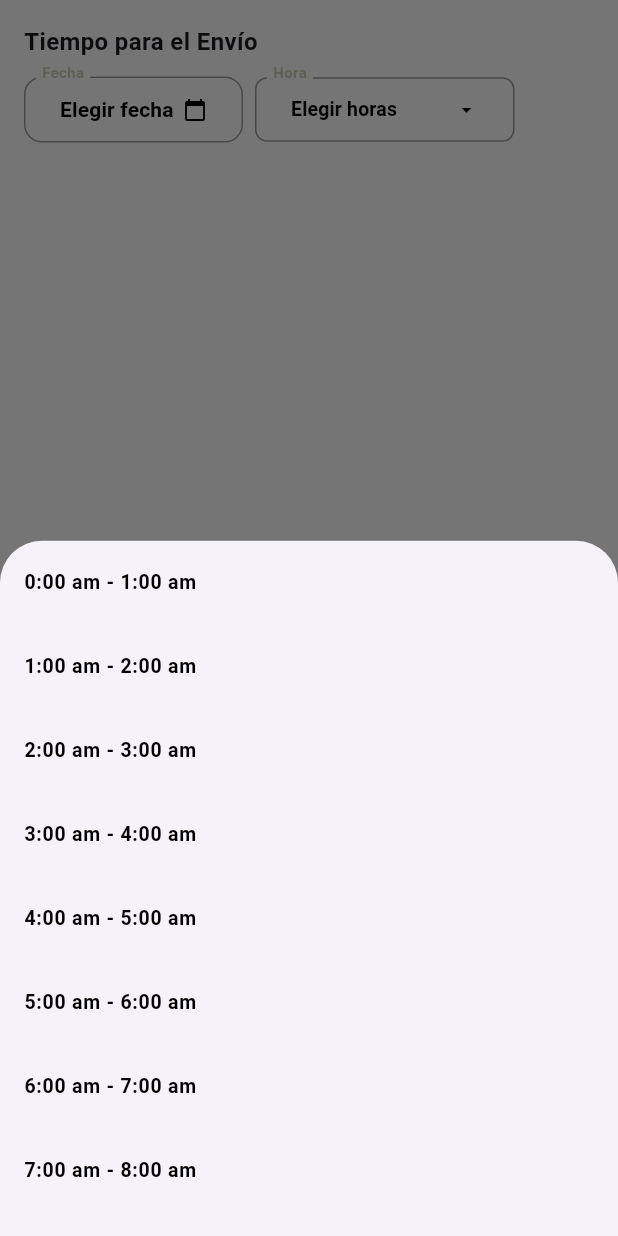
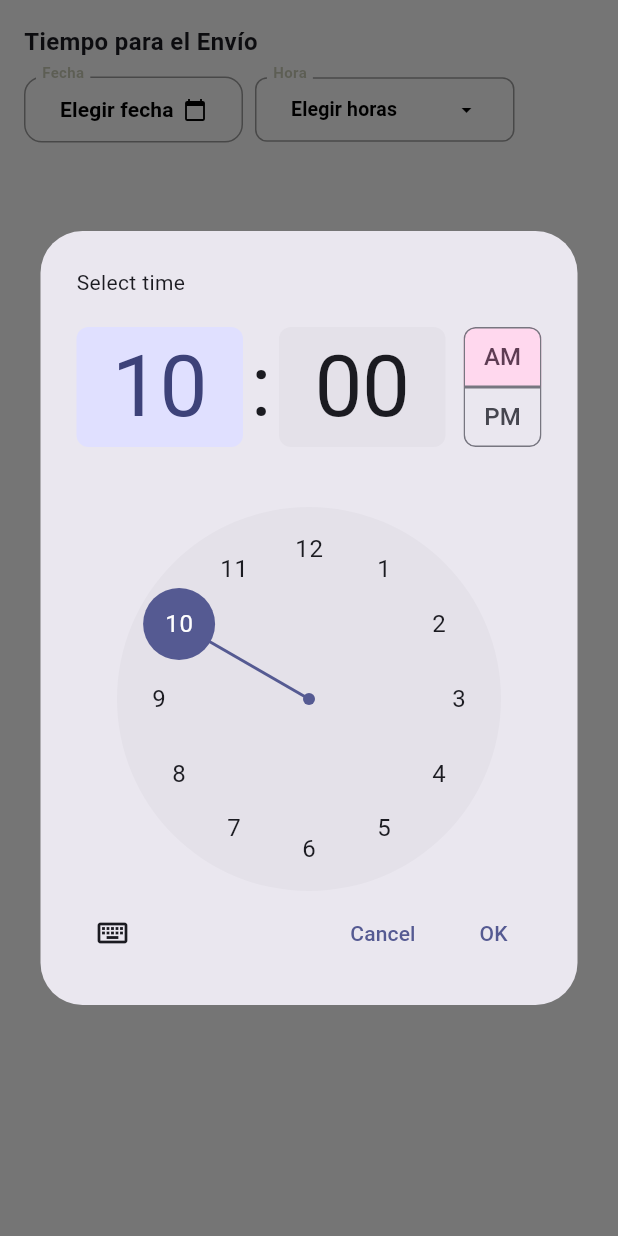
Before and after one commit to Blue-Team-UCAB/go-delivery-frontend, a Flutter app: the DeliveryTimeSection widget shown alone on an empty page, opened directly, after a tap on "Elegir horas", on a phone screen of 412 x 824 dp. Run offline on Flutter 3.47's test engine with Material 3 defaults, Android fonts, the phone set to English and light mode, and no system bars; our stand-ins replace animate_do, cached_network_image, dio, equatable, firebase_core, firebase_messaging and 17 more; missing offline and left inert: flutter_stripe; accounts and stored records are empty; generated files the repository leaves out were written again; network calls fail; Roboto replaces fonts that are missing (Inter, Montserrat); project files that could hold a hidden picture were left out.

Commit message:
enviroment(checkout): added pretty timer.

```diff
--- a/lib/presentation/widgets/checkout/time_section.dart
+++ b/lib/presentation/widgets/checkout/time_section.dart
@@ -10,19 +10,6 @@ class DeliveryTimeSection extends StatefulWidget {
 class _DeliveryTimeSectionState extends State<DeliveryTimeSection> {
   DateTime? _selectedDate;
   String? _selectedTime;
-
-  final List<String> _timeSlots = List.generate(
-    24,
-        (index) {
-      final hour = index % 24;
-      final nextHour = (hour + 1) % 24;
-      final formattedHour = hour > 12 ? hour - 12 : hour;
-      final formattedNextHour = nextHour > 12 ? nextHour - 12 : nextHour;
-      final period = hour < 12 ? 'am' : 'pm';
-      final nextPeriod = nextHour < 12 ? 'am' : 'pm';
-      return '$formattedHour:00 $period - $formattedNextHour:00 $nextPeriod';
-    },
-  );
 
   Future<void> _pickDate(BuildContext context) async {
     final DateTime? picked = await showDatePicker(
@@ -39,31 +26,30 @@ class _DeliveryTimeSectionState extends State<DeliveryTimeSection> {
   }
 
   void _selectTime(BuildContext context) async {
-    await showModalBottomSheet(
+    final TimeOfDay? picked = await showTimePicker(
       context: context,
-      builder: (BuildContext context) {
-        return ListView(
-          children: _timeSlots.map((slot) {
-            return ListTile(
-              title: Text(
-                slot,
-                style: const TextStyle(
-                  fontSize: 13,
-                  fontWeight: FontWeight.bold,
-                  color: Colors.black,
-                ),
-              ),
-              onTap: () {
-                setState(() {
-                  _selectedTime = slot;
-                });
-                Navigator.pop(context);
-              },
-            );
-          }).toList(),
-        );
-      },
+      initialTime: TimeOfDay(hour: 10, minute: 0),
     );
+
+    if (picked != null) {
+      final formatedTime = _formatTime(picked);
+      setState(() {
+        _selectedTime = formatedTime;
+      });
+    }
+  }
+
+  String _formatTime(TimeOfDay time) {
+    final hour = time.hour;
+    final minute = time.minute;
+    final period = hour < 12 ? 'am' : 'pm';
+    final formatedHour = hour > 12
+        ? hour - 12
+        : hour == 0
+            ? 12
+            : hour;
+    final formatedMinute = minute.toString().padLeft(2, '0');
+    return '$formatedHour:$formatedMinute $period';
   }
 
   @override
@@ -146,7 +132,6 @@ class _DeliveryTimeSectionState extends State<DeliveryTimeSection> {
                 ),
               ),
               const SizedBox(width: 8),
-              // Botón de Hora
               SizedBox(
                 height: buttonHeight,
                 width: 173,
```
Also changed, not shown: lib/injector.dart (+6 -4 lines).
